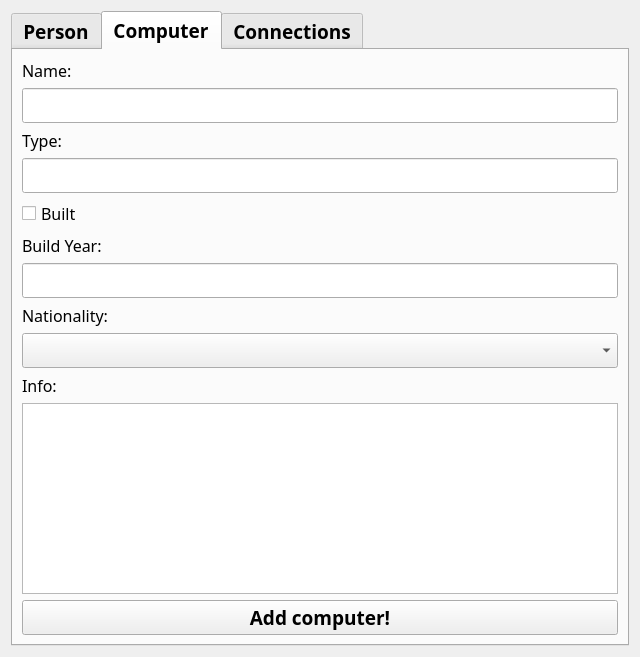
Before: the Qt Designer form additem.ui in Fanarito/VLN1, drawn with Qt 5.
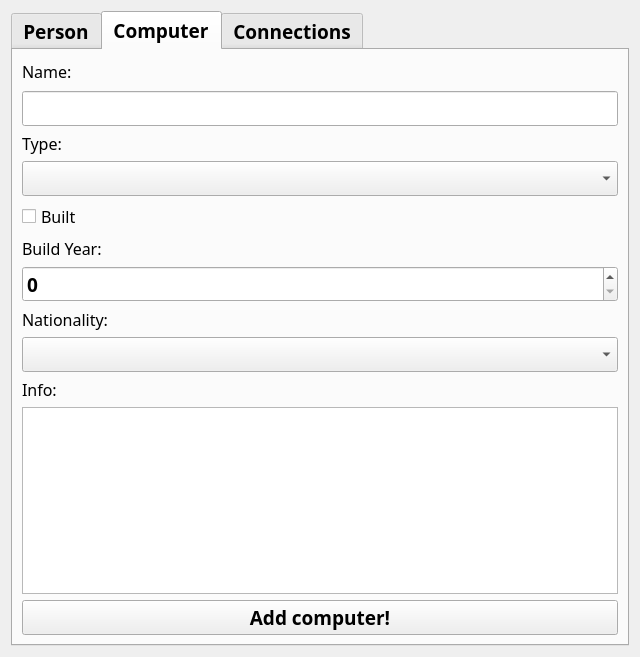
After: the same form once the commit is applied.

Commit message: Adding computer now adds into database but doesn't display the most recent list

Patch:
```diff
--- a/additem.ui
+++ b/additem.ui
@@ -249,6 +249,8 @@
       </attribute>
       <layout class="QVBoxLayout" name="verticalLayout_3">
        <item>
+        <layout class="QHBoxLayout" name="horizontalLayout_5">
+         <item>
         <widget class="QLabel" name="label_7">
          <property name="text">
           <string>&lt;html&gt;&lt;head/&gt;&lt;body&gt;&lt;p&gt;&lt;span style=&quot; font-size:12pt; font-weight:400;&quot;&gt;Name:&lt;/span&gt;&lt;/p&gt;&lt;/body&gt;&lt;/html&gt;</string>
@@ -256,6 +258,15 @@
         </widget>
        </item>
        <item>
+          <widget class="QLabel" name="LabelErrorAddComputerName">
+           <property name="text">
+            <string/>
+           </property>
+          </widget>
+         </item>
+        </layout>
+       </item>
+       <item>
         <widget class="QLineEdit" name="AddComputerNameInput">
          <property name="text">
           <string/>
@@ -270,11 +281,7 @@
         </widget>
        </item>
        <item>
-        <widget class="QLineEdit" name="AddComputerTypeInput">
-         <property name="text">
-          <string/>
-         </property>
-        </widget>
+        <widget class="QComboBox" name="AddComputerTypeDropdown"/>
        </item>
        <item>
         <widget class="QCheckBox" name="AddComputerBuiltCheckBox">
@@ -306,9 +313,9 @@
         </widget>
        </item>
        <item>
-        <widget class="QLineEdit" name="AddComputerBuildYearInput">
-         <property name="text">
-          <string/>
+        <widget class="QSpinBox" name="AddComputerBuildYearInput">
+         <property name="maximum">
+          <number>2016</number>
          </property>
         </widget>
        </item>
```
Lines whose indentation alone changed are shown as unchanged. The commit also changes 3 other files.
